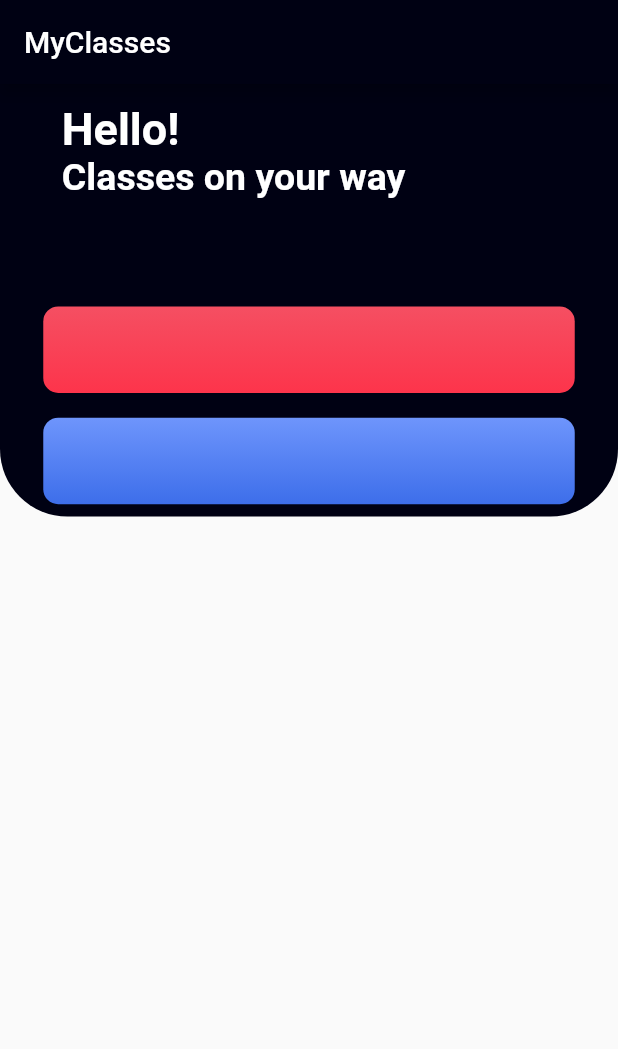
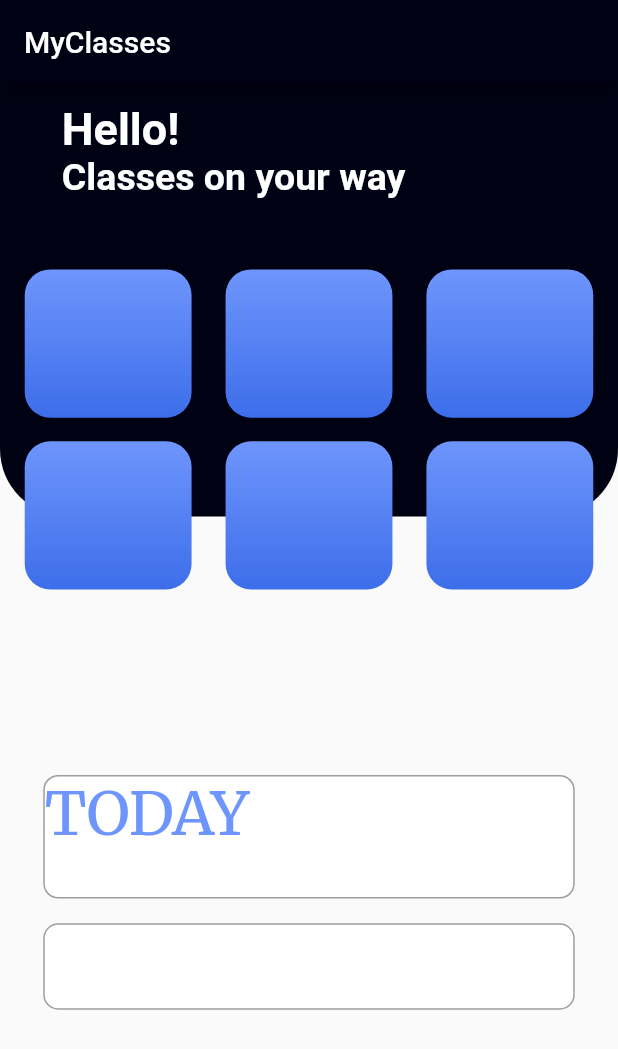
Before and after one commit to al-habibi-1107/routine_app-1, a Flutter app: the screen it shows after launch, on a phone screen of 412 x 824 dp. Shown: the top 1049 px of the screen. Run offline on Flutter 3.47's test engine with Material 2 defaults, Android fonts, the phone set to English and light mode, and no system bars; our stand-ins replace google_fonts; Roboto replaces fonts that are missing (Gayathri).

Commit message:
Homepage frontend - 2

```diff
--- a/lib/screens/homescreen.dart
+++ b/lib/screens/homescreen.dart
@@ -2,7 +2,18 @@ import 'package:flutter/material.dart';
 
 import 'package:google_fonts/google_fonts.dart';
 
+import '../widgets/grid.dart';
+
 class HomeScreen extends StatelessWidget {
+  List<List<Object>> weekDays = [
+    ['Monday', Icon(Icons.tag_faces)],
+    ['Tuesday', Icon(Icons.tag_faces)],
+    ['Wednesday', Icon(Icons.tag_faces)],
+    ['Thursday', Icon(Icons.tag_faces)],
+    ['Friday', Icon(Icons.tag_faces)],
+    ['Saturday', Icon(Icons.tag_faces)],
+  ];
+
   @override
   Widget build(BuildContext context) {
     final device = MediaQuery.of(context).size;
@@ -17,9 +28,11 @@ class HomeScreen extends StatelessWidget {
             height: device.height * 0.35,
             width: device.width,
             decoration: BoxDecoration(
-                color: Color.fromRGBO(0, 01, 19, 1),
-                borderRadius:
-                    BorderRadius.vertical(bottom: Radius.circular(45))),
+              color: Color.fromRGBO(0, 01, 19, 1),
+              borderRadius: BorderRadius.vertical(
+                bottom: Radius.circular(45),
+              ),
+            ),
           ),
           Column(
             mainAxisAlignment: MainAxisAlignment.start,
@@ -49,7 +62,66 @@ class HomeScreen extends StatelessWidget {
                     ),
                   ],
                 ),
-                height: device.height * 0.17,
+                height: device.height * 0.15,
+              ),
+              Column(
+                children: <Widget>[
+                  Container(
+                    margin:
+                        EdgeInsets.symmetric(horizontal: device.width * 0.04),
+                    child: Row(
+                      mainAxisAlignment: MainAxisAlignment.spaceBetween,
+                      children: [
+                        WeekGrid(weekDays[0][0], weekDays[0][1]),
+                        WeekGrid(weekDays[1][0], weekDays[1][1]),
+                        WeekGrid(weekDays[2][0], weekDays[2][1]),
+                      ],
+                    ),
+                  ),
+                  SizedBox(
+                    height: device.height * 0.019,
+                  ),
+                  Container(
+                    margin:
+                        EdgeInsets.symmetric(horizontal: device.width * 0.04),
+                    child: Row(
+                      mainAxisAlignment: MainAxisAlignment.spaceBetween,
+                      children: [
+                        WeekGrid(weekDays[3][0], weekDays[3][1]),
+                        WeekGrid(weekDays[4][0], weekDays[4][1]),
+                        WeekGrid(weekDays[5][0], weekDays[5][1]),
+                      ],
+                    ),
+                  ),
+                ],
+              ),
+              SizedBox(
+                height: device.height * 0.14,
+              ),
+              Container(
+                margin: EdgeInsets.symmetric(
+                    horizontal: device.width * 0.07,
+                    vertical: device.height * 0.01),
+                height: device.height * 0.1,
+                decoration: BoxDecoration(
+                    border: Border.all(color: Colors.grey),
+                    borderRadius: BorderRadius.all(Radius.circular(10)),
+                    color: Colors.white),
+                child: Row(
+                  children: [
+                    Column(
+                      children: [
+                        Text(
+                          'TODAY',
+                          style: GoogleFonts.merriweather(
+                            color: Color.fromRGBO(110, 149, 252, 1),
+                            fontSize: 40
+                          ),
+                        ),
+                      ],
+                    )
+                  ],
+                ),
               ),
               Container(
                 margin: EdgeInsets.symmetric(
@@ -57,39 +129,9 @@ class HomeScreen extends StatelessWidget {
                     vertical: device.height * 0.01),
                 height: device.height * 0.07,
                 decoration: BoxDecoration(
-                  boxShadow: [
-                    BoxShadow(
-                        color: Color.fromRGBO(245, 79, 98, 1),
-                        offset: Offset.infinite)
-                  ],
-                  borderRadius: BorderRadius.all(Radius.circular(10)),
-                  gradient: LinearGradient(
-                    colors: [
-                      Color.fromRGBO(245, 79, 98, 1),
-                      Color.fromRGBO(253, 52, 75, 1)
-                    ],
-                    begin: Alignment.topCenter,
-                    end: Alignment.bottomCenter,
-                  ),
-                ),
-                // child: Text('hello'),
-              ),
-              Container(
-                margin: EdgeInsets.symmetric(
-                    horizontal: device.width * 0.07,
-                    vertical: device.height * 0.01),
-                height: device.height * 0.07,
-                decoration: BoxDecoration(
-                  borderRadius: BorderRadius.all(Radius.circular(10)),
-                  gradient: LinearGradient(
-                    colors: [
-                      Color.fromRGBO(110, 149, 252, 1),
-                      Color.fromRGBO(61, 110, 234, 1)
-                    ],
-                    begin: Alignment.topCenter,
-                    end: Alignment.bottomCenter,
-                  ),
-                ),
+                    border: Border.all(color: Colors.grey),
+                    borderRadius: BorderRadius.all(Radius.circular(10)),
+                    color: Colors.white),
                 // child: Text('hello'),
               ),
             ],
@@ -99,3 +141,27 @@ class HomeScreen extends StatelessWidget {
     );
   }
 }
+
+// Container(
+//   margin: EdgeInsets.symmetric(
+//       horizontal: device.width * 0.07,
+//       vertical: device.height * 0.01),
+//   height: device.height * 0.07,
+//   decoration: BoxDecoration(
+//     boxShadow: [
+//       BoxShadow(
+//           color: Color.fromRGBO(245, 79, 98, 1),
+//           offset: Offset.infinite)
+//     ],
+//     borderRadius: BorderRadius.all(Radius.circular(10)),
+//     gradient: LinearGradient(
+//       colors: [
+//         Color.fromRGBO(245, 79, 98, 1),
+//         Color.fromRGBO(253, 52, 75, 1)
+//       ],
+//       begin: Alignment.topCenter,
+//       end: Alignment.bottomCenter,
+//     ),
+//   ),
+//   // child: Text('hello'),
+// ),
--- /dev/null
+++ b/lib/widgets/grid.dart
@@ -0,0 +1,30 @@
+import 'package:flutter/material.dart';
+
+
+class WeekGrid extends StatelessWidget {
+  final String day;
+  final Icon icon;
+
+  WeekGrid(this.day,this.icon);
+  @override
+  Widget build(BuildContext context) {
+    final device= MediaQuery.of(context).size;
+    return Container(
+      decoration: BoxDecoration(
+       gradient: LinearGradient(
+                    colors: [
+                      Color.fromRGBO(110, 149, 252, 1),
+                      Color.fromRGBO(61, 110, 234, 1)
+                    ],
+                    begin: Alignment.topCenter,
+                    end: Alignment.bottomCenter,
+                  ),
+        borderRadius: BorderRadius.all(Radius.circular(17))
+      ),
+      height: device.height*0.12,
+      width: device.width * 0.27,
+
+    );
+
+  }
+}
```
Also changed, not shown: 3 other files.
